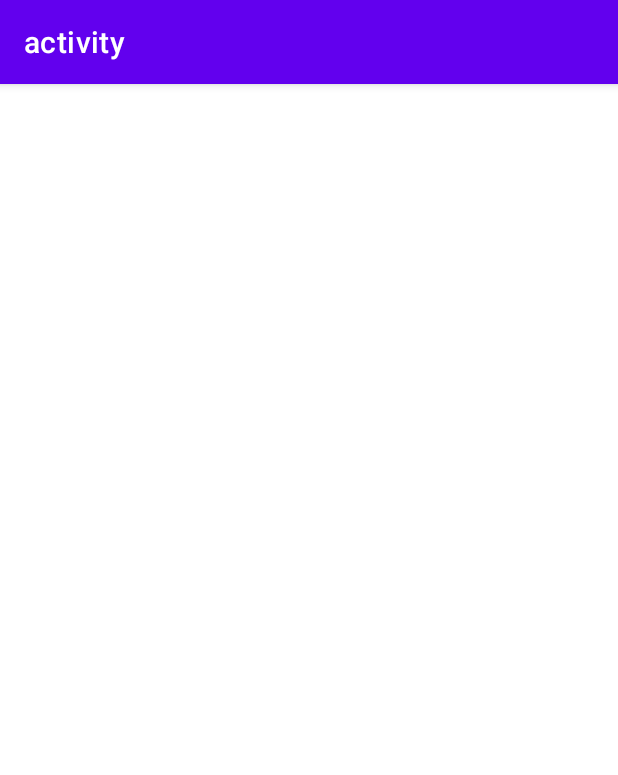
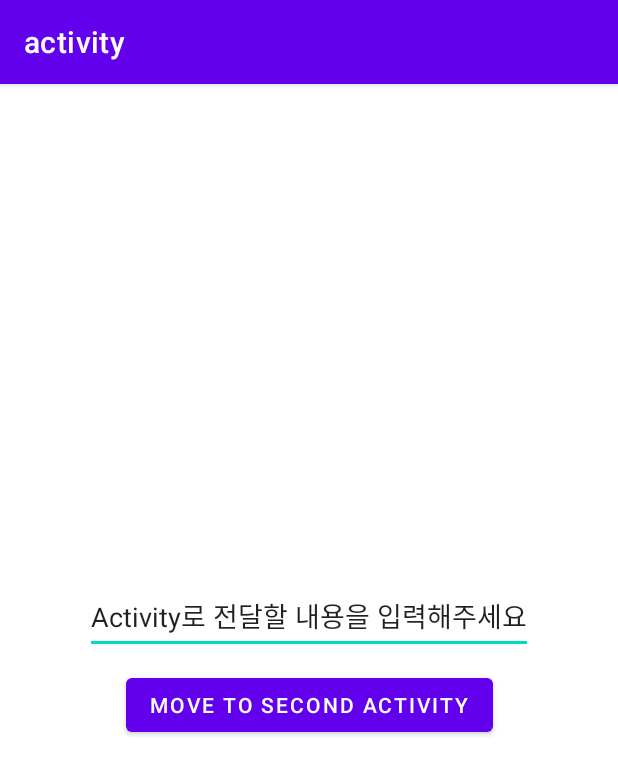
Before and after one commit to UMC-HUFS-4th/UMC-4th-Android-Study, an Android app: the FirstActivity screen opened directly, with no data from a screen before it, on a phone screen of 412 x 824 dp. Shown: the top 775 px of the screen. Run offline under Robolectric (Android 15) with nearby library versions, the phone set to English and light mode, and no system bars.

Commit message:
feat - intent로 string 값 전달하기

```diff
--- a/Chapter3Activity-Fragment/app/src/main/AndroidManifest.xml
+++ b/Chapter3Activity-Fragment/app/src/main/AndroidManifest.xml
@@ -12,11 +12,12 @@
         android:theme="@style/Theme.Activity"
         tools:targetApi="31">
         <activity
-            android:name=".SecondActivity"
+            android:name=".FirstActivity"
             android:exported="false" />
         <activity
-            android:name=".FirstActivity"
+            android:name=".SecondActivity"
             android:exported="false" />
     </application>
 
+
 </manifest>
--- a/Chapter3Activity-Fragment/app/src/main/java/com/dev/activity/FirstActivity.kt
+++ b/Chapter3Activity-Fragment/app/src/main/java/com/dev/activity/FirstActivity.kt
@@ -1,5 +1,6 @@
 package com.dev.activity
 
+import android.content.Intent
 import androidx.appcompat.app.AppCompatActivity
 import android.os.Bundle
 import com.dev.activity.databinding.ActivityFirstBinding
@@ -10,5 +11,12 @@ class FirstActivity : AppCompatActivity() {
         super.onCreate(savedInstanceState)
         viewbinding = ActivityFirstBinding.inflate(layoutInflater)
         setContentView(viewbinding.root)
+
+        viewbinding.btFirstAcitivity.setOnClickListener{
+            var intent = Intent(this@FirstActivity,SecondActivity::class.java)
+            intent.putExtra("text",viewbinding.etFirstAcitivity.text)
+            startActivity(intent)
+            //finish()
+        }
     }
 }
--- a/Chapter3Activity-Fragment/app/src/main/java/com/dev/activity/SecondActivity.kt
+++ b/Chapter3Activity-Fragment/app/src/main/java/com/dev/activity/SecondActivity.kt
@@ -10,5 +10,11 @@ class SecondActivity : AppCompatActivity() {
         super.onCreate(savedInstanceState)
         viewbinding = ActivitySecondBinding.inflate(layoutInflater)
         setContentView(viewbinding.root)
+        val bundle = intent.extras
+        var tmpString = ""
+        if(bundle!=null){
+            tmpString = bundle.getString("text","have no text")
+        }
+        viewbinding.tvSecondActivity.text = tmpString
     }
 }
--- a/Chapter3Activity-Fragment/app/src/main/res/layout/activity_first.xml
+++ b/Chapter3Activity-Fragment/app/src/main/res/layout/activity_first.xml
@@ -5,5 +5,26 @@
     android:layout_width="match_parent"
     android:layout_height="match_parent"
     tools:context=".FirstActivity">
-
+    <EditText
+        android:id="@+id/et_first_acitivity"
+        android:layout_width="wrap_content"
+        android:layout_height="50dp"
+        android:text="Activity로 전달할 내용을 입력해주세요"
+        app:layout_constraintTop_toTopOf="parent"
+        app:layout_constraintStart_toStartOf="parent"
+        app:layout_constraintEnd_toEndOf="parent"
+        app:layout_constraintBottom_toTopOf="@id/bt_first_acitivity"
+        app:layout_constraintVertical_chainStyle="packed"
+        />
+    <Button
+        android:layout_marginTop="10dp"
+        android:id="@+id/bt_first_acitivity"
+        android:layout_width="wrap_content"
+        android:layout_height="wrap_content"
+        android:text="move to Second Activity"
+        app:layout_constraintTop_toBottomOf="@id/et_first_acitivity"
+        app:layout_constraintBottom_toBottomOf="parent"
+        app:layout_constraintStart_toStartOf="parent"
+        app:layout_constraintEnd_toEndOf="parent"
+        />
 </androidx.constraintlayout.widget.ConstraintLayout>
--- a/Chapter3Activity-Fragment/app/src/main/res/values/strings.xml
+++ b/Chapter3Activity-Fragment/app/src/main/res/values/strings.xml
@@ -2,4 +2,5 @@
     <string name="app_name">activity</string>
     <!-- TODO: Remove or change this placeholder text -->
     <string name="hello_blank_fragment">Hello blank fragment</string>
+    <string name="second_activity_blank">아직 전달받은 값이 없습니다</string>
 </resources>
```
Also changed, not shown: Chapter3Activity-Fragment/app/src/main/res/layout/activity_second.xml (+9 -1 lines).
